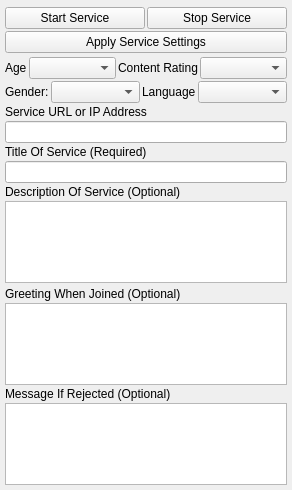
Before: the Qt Designer form AppsSrc/CommonSrc/Forms/PluginSettingsWidget.ui in brettrjones-github/nolimitconnect, drawn with Qt 5.
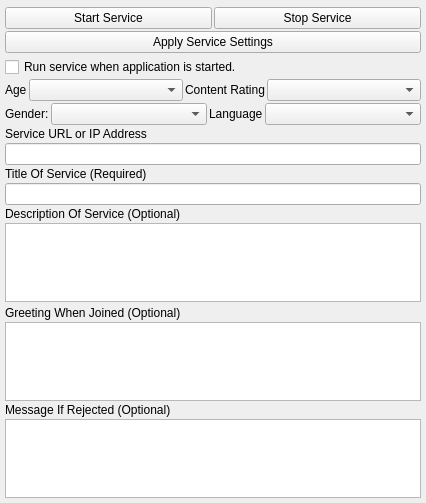
After: the same form once the commit is applied. Custom widgets are drawn as their Qt base class.

Commit message: add run on startup check box for cam server and file share server. Rename most of the old GoTv names and files

Patch:
```diff
--- a/AppsSrc/CommonSrc/Forms/PluginSettingsWidget.ui
+++ b/AppsSrc/CommonSrc/Forms/PluginSettingsWidget.ui
@@ -6,8 +6,8 @@
    <rect>
     <x>0</x>
     <y>0</y>
-    <width>292</width>
-    <height>490</height>
+    <width>426</width>
+    <height>503</height>
    </rect>
   </property>
   <property name="sizePolicy">
@@ -81,6 +81,13 @@
    <item>
     <widget class="PermissionWidget" name="m_PermissionWidget" native="true"/>
    </item>
+   <item>
+    <widget class="QCheckBox" name="m_RunOnStartupCheckBox">
+     <property name="text">
+      <string>Run service when application is started.</string>
+     </property>
+    </widget>
+   </item>
    <item>
     <layout class="QHBoxLayout" name="horizontalLayout_2">
      <item>
```
The commit also changes 903 other files.
